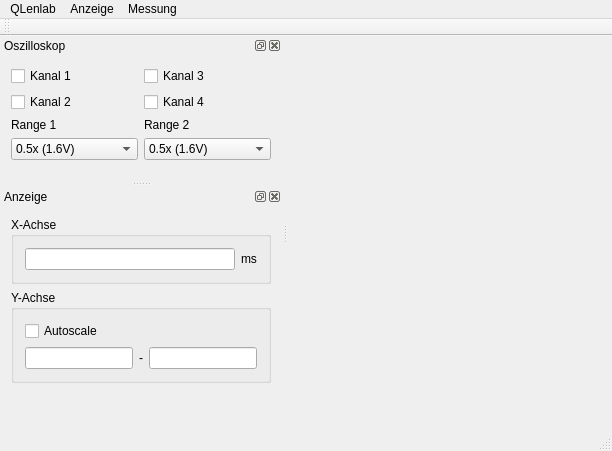
The window that qlenlab.ui (flesniak/qlenlab) describes before a commit, drawn with Qt 5.
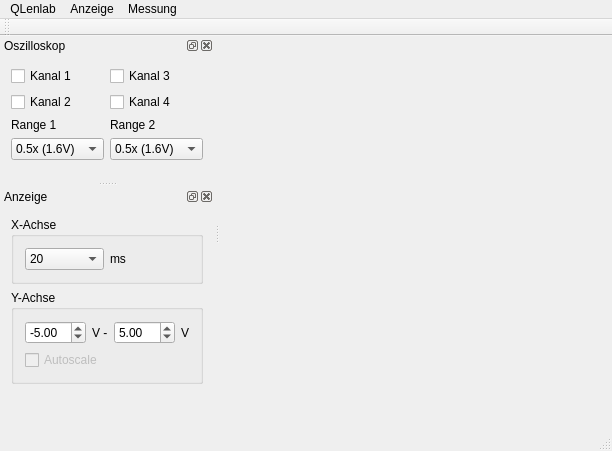
The same window after the commit.

Diff of the .ui file:
```diff
--- a/qlenlab.ui
+++ b/qlenlab.ui
@@ -209,13 +209,42 @@
        </property>
        <layout class="QHBoxLayout" name="horizontalLayout">
         <item>
-         <widget class="QLineEdit" name="lineEdit_xaxis">
-          <property name="minimumSize">
-           <size>
-            <width>40</width>
-            <height>0</height>
-           </size>
-          </property>
+         <widget class="QComboBox" name="comboBox_xaxis">
+          <item>
+           <property name="text">
+            <string>20</string>
+           </property>
+          </item>
+          <item>
+           <property name="text">
+            <string>50</string>
+           </property>
+          </item>
+          <item>
+           <property name="text">
+            <string>100</string>
+           </property>
+          </item>
+          <item>
+           <property name="text">
+            <string>200</string>
+           </property>
+          </item>
+          <item>
+           <property name="text">
+            <string>500</string>
+           </property>
+          </item>
+          <item>
+           <property name="text">
+            <string>1000</string>
+           </property>
+          </item>
+          <item>
+           <property name="text">
+            <string>2000</string>
+           </property>
+          </item>
          </widget>
         </item>
         <item>
@@ -234,30 +263,60 @@
         <string>Y-Achse</string>
        </property>
        <layout class="QVBoxLayout" name="verticalLayout">
-        <item>
-         <widget class="QCheckBox" name="checkBox_yaxis_autoscale">
-          <property name="text">
-           <string>Autoscale</string>
-          </property>
-         </widget>
-        </item>
         <item>
          <layout class="QHBoxLayout" name="horizontalLayout_2">
           <item>
-           <widget class="QLineEdit" name="lineEdit_yaxis_a"/>
+           <widget class="QDoubleSpinBox" name="doubleSpinBox_yaxis_lower">
+            <property name="minimum">
+             <double>-35.000000000000000</double>
+            </property>
+            <property name="maximum">
+             <double>35.000000000000000</double>
+            </property>
+            <property name="value">
+             <double>-5.000000000000000</double>
+            </property>
+           </widget>
           </item>
           <item>
            <widget class="QLabel" name="label_yaxis_dash">
             <property name="text">
-             <string>-</string>
+             <string>V -</string>
             </property>
            </widget>
           </item>
           <item>
-           <widget class="QLineEdit" name="lineEdit_yaxis_b"/>
+           <widget class="QDoubleSpinBox" name="doubleSpinBox_yaxis_upper">
+            <property name="minimum">
+             <double>-35.000000000000000</double>
+            </property>
+            <property name="maximum">
+             <double>35.000000000000000</double>
+            </property>
+            <property name="value">
+             <double>5.000000000000000</double>
+            </property>
+           </widget>
+          </item>
+          <item>
+           <widget class="QLabel" name="label_xaxis_unit_upper">
+            <property name="text">
+             <string>V</string>
+            </property>
+           </widget>
           </item>
          </layout>
         </item>
+        <item>
+         <widget class="QCheckBox" name="checkBox_yaxis_autoscale">
+          <property name="enabled">
+           <bool>false</bool>
+          </property>
+          <property name="text">
+           <string>Autoscale</string>
+          </property>
+         </widget>
+        </item>
        </layout>
       </widget>
      </item>
```
Left out of the diff: 2 changed lines with no effect on the pictures.
